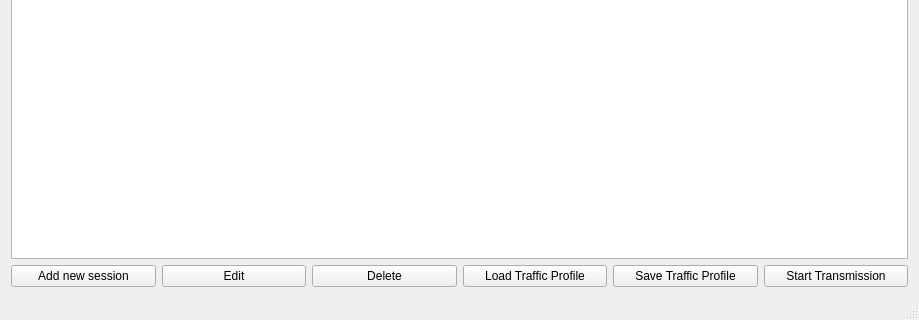
This is trafficwindow.ui in MonteDarkfloyd/RUGE as Qt 5 draws it before an edit; both pictures show x 0 to 919 and y 178 to 498 of the 919 by 498 pixel window. The edited form follows.
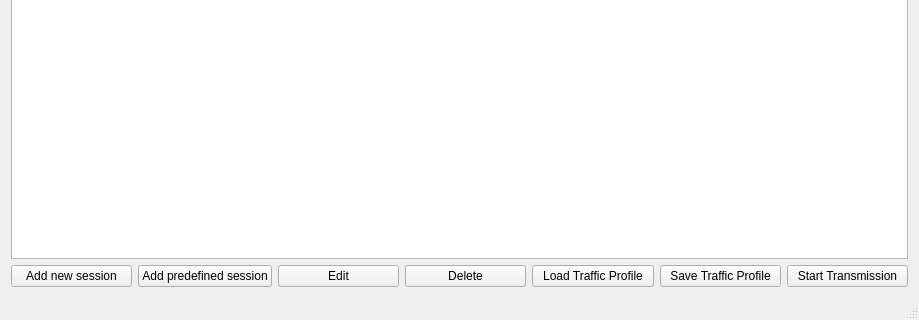
This is the edited form.

Commit message: Started editing the traffic window. Added extremely simple choose predefined window.

The edit to the form file:
```diff
--- a/trafficwindow.ui
+++ b/trafficwindow.ui
@@ -28,42 +28,42 @@
       </property>
      </widget>
     </item>
-    <item row="2" column="1">
+    <item row="2" column="2">
      <widget class="QPushButton" name="pushButton_4">
       <property name="text">
        <string>Edit</string>
       </property>
      </widget>
     </item>
-    <item row="2" column="2">
+    <item row="2" column="3">
      <widget class="QPushButton" name="pushButton_2">
       <property name="text">
        <string>Delete</string>
       </property>
      </widget>
     </item>
-    <item row="2" column="3">
+    <item row="2" column="4">
      <widget class="QPushButton" name="pushButton_5">
       <property name="text">
        <string>Load Traffic Profile</string>
       </property>
      </widget>
     </item>
-    <item row="2" column="4">
+    <item row="2" column="5">
      <widget class="QPushButton" name="pushButton_3">
       <property name="text">
        <string>Save Traffic Profile</string>
       </property>
      </widget>
     </item>
-    <item row="2" column="5">
+    <item row="2" column="6">
      <widget class="QPushButton" name="pushButton_6">
       <property name="text">
        <string>Start Transmission</string>
       </property>
      </widget>
     </item>
-    <item row="0" column="0" colspan="6">
+    <item row="0" column="0" colspan="7">
      <widget class="QTableWidget" name="tableWidget">
       <property name="layoutDirection">
        <enum>Qt::LeftToRight</enum>
@@ -173,6 +173,13 @@
       </item>
      </widget>
     </item>
+    <item row="2" column="1">
+     <widget class="QPushButton" name="predefinedButton">
+      <property name="text">
+       <string>Add predefined session</string>
+      </property>
+     </widget>
+    </item>
    </layout>
   </widget>
   <widget class="QMenuBar" name="menuBar">
@@ -181,7 +188,7 @@
      <x>0</x>
      <y>0</y>
      <width>919</width>
-     <height>18</height>
+     <height>21</height>
     </rect>
    </property>
    <widget class="QMenu" name="menuMenu">
```
The commit also changes 5 other files.
